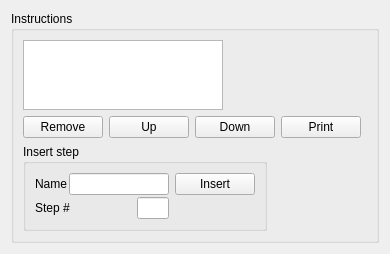
First picture: the form in ui/brewDayWidget.ui, repository Brewtarget/brewtarget, before the edit.
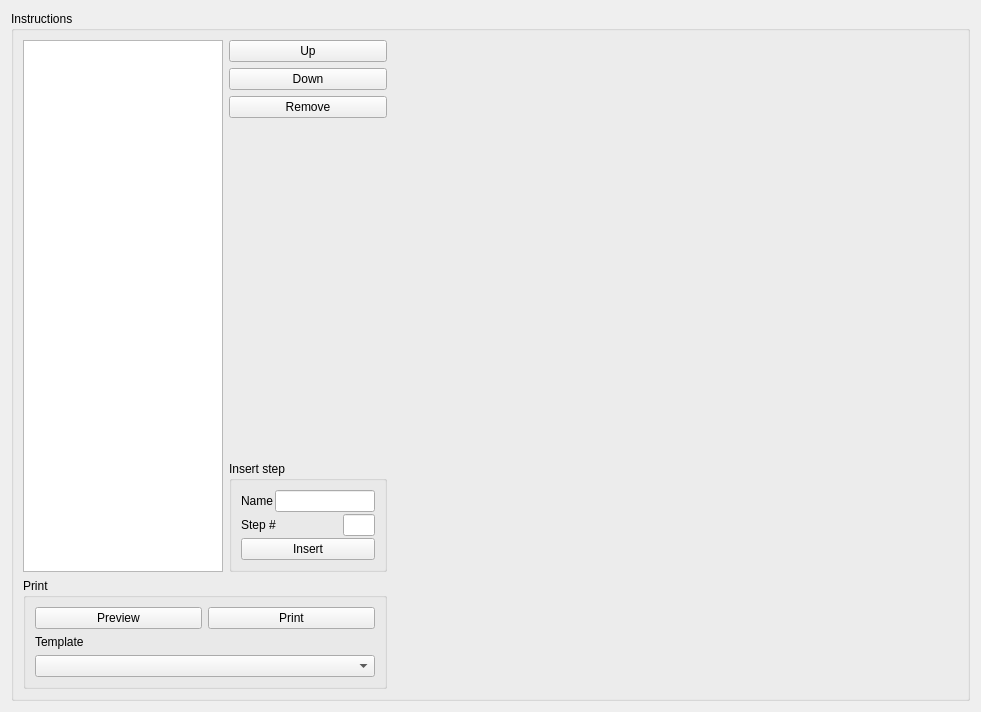
Second picture: the form after the edit.

Commit message:
Added a print preview button, and have the basics in place for selecting different templates.  It still needs work, but I know what I need to do.
I rearranged the brewday instructions screen a lot to make room for new
buttons.  I am not sure if this is a good thing or not.

I also added a calorie calculator.  Right now, it is only shown on the print
pages, simply because I couldn't find a good place on the main recipe display
to put it.

What changed in the file:
```diff
--- a/ui/brewDayWidget.ui
+++ b/ui/brewDayWidget.ui
@@ -6,8 +6,8 @@
    <rect>
     <x>0</x>
     <y>0</y>
-    <width>253</width>
-    <height>251</height>
+    <width>981</width>
+    <height>712</height>
    </rect>
   </property>
   <property name="windowTitle">
@@ -17,7 +17,7 @@
    <item>
     <widget class="QGroupBox" name="groupBox_3">
      <property name="sizePolicy">
-      <sizepolicy hsizetype="Preferred" vsizetype="Expanding">
+      <sizepolicy hsizetype="Preferred" vsizetype="Preferred">
        <horstretch>0</horstretch>
        <verstretch>0</verstretch>
       </sizepolicy>
@@ -29,6 +29,8 @@
       <item>
        <layout class="QVBoxLayout" name="verticalLayout_4">
         <item>
+         <layout class="QHBoxLayout" name="horizontalLayout_10">
+          <item>
          <widget class="QListWidget" name="listWidget">
           <property name="sizePolicy">
            <sizepolicy hsizetype="Maximum" vsizetype="Expanding">
@@ -45,17 +47,7 @@
          </widget>
         </item>
         <item>
-         <layout class="QHBoxLayout" name="horizontalLayout_8">
-          <item>
-           <widget class="QPushButton" name="pushButton_remove">
-            <property name="toolTip">
-             <string>Remove currently selected step</string>
-            </property>
-            <property name="text">
-             <string>Remove</string>
-            </property>
-           </widget>
-          </item>
+           <layout class="QVBoxLayout" name="verticalLayout_5">
           <item>
            <widget class="QPushButton" name="pushButton_up">
             <property name="toolTip">
@@ -77,16 +69,27 @@
            </widget>
           </item>
           <item>
-           <widget class="QPushButton" name="pushButton_print">
+             <widget class="QPushButton" name="pushButton_remove">
             <property name="toolTip">
              <string>Print brewday instructions</string>
             </property>
             <property name="text">
-             <string>Print</string>
+               <string>Remove</string>
             </property>
            </widget>
           </item>
-         </layout>
+            <item>
+             <spacer name="verticalSpacer">
+              <property name="orientation">
+               <enum>Qt::Vertical</enum>
+              </property>
+              <property name="sizeHint" stdset="0">
+               <size>
+                <width>20</width>
+                <height>40</height>
+               </size>
+              </property>
+             </spacer>
         </item>
         <item>
          <widget class="QGroupBox" name="groupBox">
@@ -184,23 +187,6 @@
               </layout>
              </item>
              <item>
-              <spacer name="verticalSpacer_3">
-               <property name="orientation">
-                <enum>Qt::Vertical</enum>
-               </property>
-               <property name="sizeHint" stdset="0">
-                <size>
-                 <width>0</width>
-                 <height>0</height>
-                </size>
-               </property>
-              </spacer>
-             </item>
-            </layout>
-           </item>
-           <item>
-            <layout class="QVBoxLayout" name="verticalLayout">
-             <item>
               <widget class="QPushButton" name="pushButton_insert">
                <property name="toolTip">
                 <string>Insert the new step</string>
@@ -211,17 +197,65 @@
               </widget>
              </item>
              <item>
-              <spacer name="verticalSpacer">
+                  <spacer name="verticalSpacer_3">
                <property name="orientation">
                 <enum>Qt::Vertical</enum>
                </property>
                <property name="sizeHint" stdset="0">
                 <size>
-                 <width>20</width>
-                 <height>40</height>
+                     <width>0</width>
+                     <height>0</height>
                 </size>
                </property>
               </spacer>
+                 </item>
+                </layout>
+               </item>
+              </layout>
+             </widget>
+            </item>
+            <item>
+             <layout class="QVBoxLayout" name="verticalLayout"/>
+            </item>
+           </layout>
+          </item>
+         </layout>
+        </item>
+        <item>
+         <widget class="QGroupBox" name="groupBox_print">
+          <property name="title">
+           <string>Print</string>
+          </property>
+          <layout class="QHBoxLayout" name="horizontalLayout_8">
+           <item>
+            <layout class="QVBoxLayout" name="verticalLayout_6">
+             <item>
+              <layout class="QHBoxLayout" name="horizontalLayout_11">
+               <item>
+                <widget class="QPushButton" name="pushButton_preview">
+                 <property name="text">
+                  <string>Preview</string>
+                 </property>
+                </widget>
+               </item>
+               <item>
+                <widget class="QPushButton" name="pushButton_print">
+                 <property name="text">
+                  <string>Print</string>
+                 </property>
+                </widget>
+               </item>
+              </layout>
+             </item>
+             <item>
+              <widget class="QLabel" name="label_3">
+               <property name="text">
+                <string>Template</string>
+               </property>
+              </widget>
+             </item>
+             <item>
+              <widget class="QComboBox" name="comboBox_template"/>
              </item>
             </layout>
            </item>
```
Left out of the diff: 8 changed lines with no effect on the pictures. Lines whose indentation alone changed are shown as unchanged. The commit also changes 5 other files.
